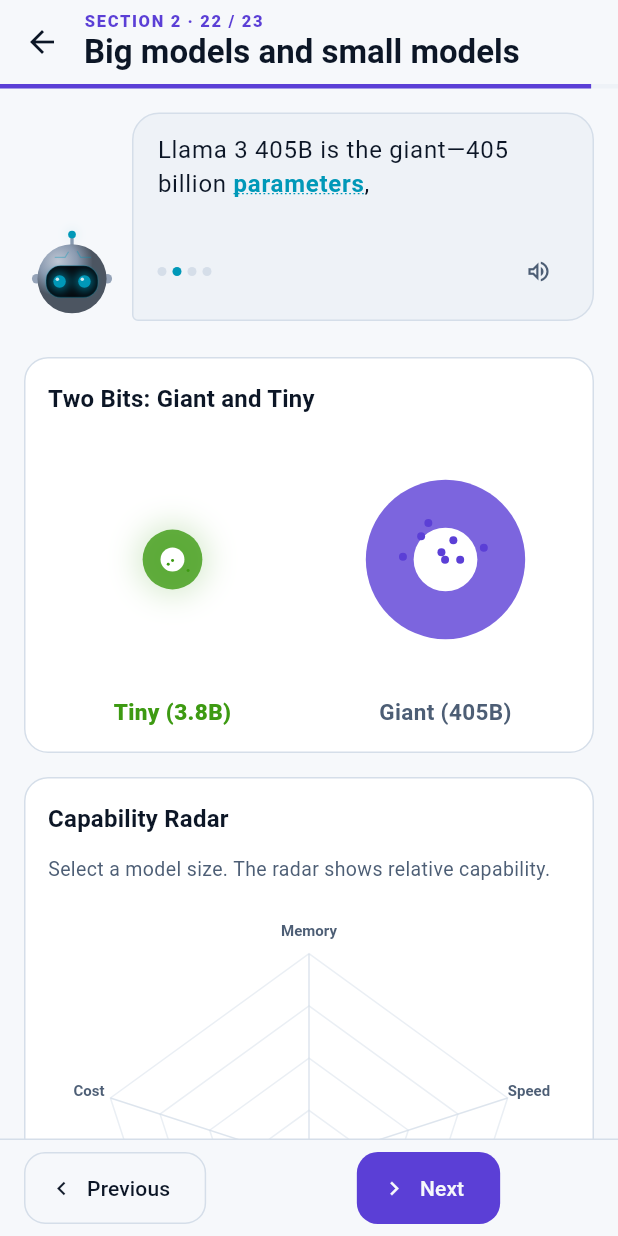
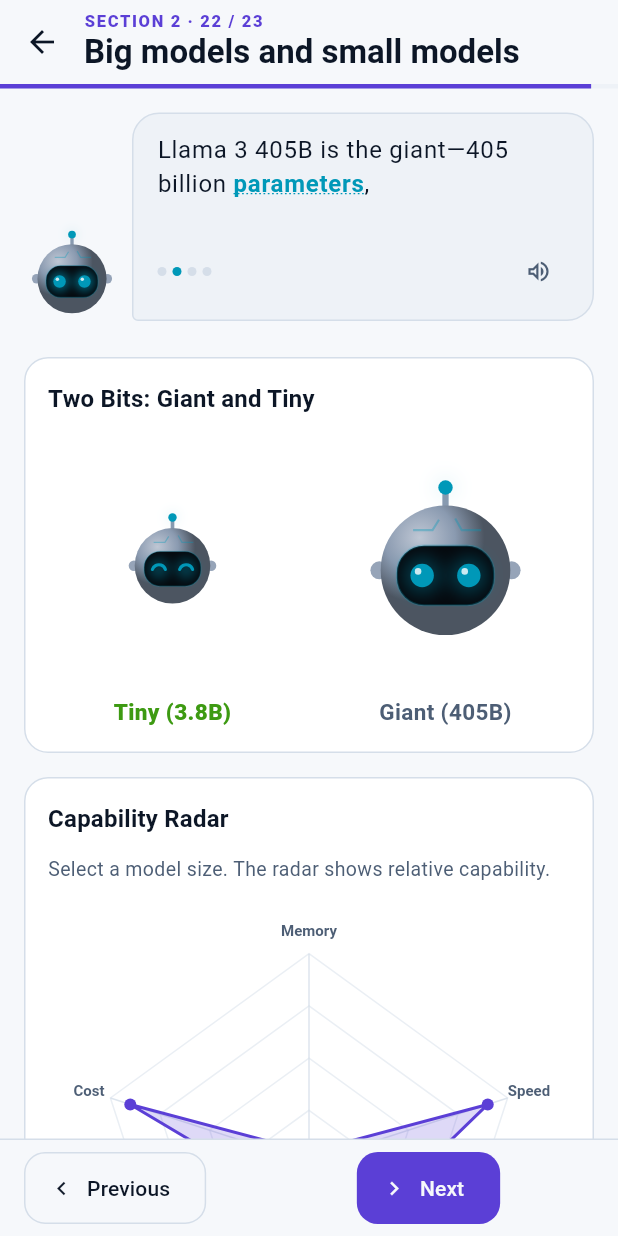
Before and after one commit to levoniust/inside-the-machine-mind, a Flutter app: the S2BigSmallScreen screen opened directly, after a tap on an icon or button, on a phone screen of 412 x 824 dp. Run offline on Flutter 3.47's test engine with Material 3 defaults, Android fonts, the phone set to English and light mode, and no system bars; our stand-ins replace flutter_tts, shared_preferences; accounts and stored records are empty.

Commit message:
s2_big_small: radar visible on load, real Bit avatars

```diff
--- a/lib/screens/s2/s2_big_small.dart
+++ b/lib/screens/s2/s2_big_small.dart
@@ -3,6 +3,7 @@
 import 'package:flutter/material.dart';
 
 import '../../app/theme.dart';
+import '../../widgets/bit.dart';
 import '../../widgets/components.dart';
 import '../../widgets/lesson_scaffold.dart';
 
@@ -29,6 +30,7 @@
   late final AnimationController _radarAnim = AnimationController(
     vsync: this,
     duration: const Duration(milliseconds: 400),
+    value: 1, // show the radar immediately (also when animations are off)
   );
 
   @override
@@ -214,12 +216,7 @@
       children: [
         AspectRatio(
           aspectRatio: 1.0,
-          child: Semantics(
-            label: 'Visual of a ${size < 0.5 ? 'tiny' : 'giant'} model',
-            child: CustomPaint(
-              painter: _ModelPainter(size: size, color: color, highlighted: isHighlighted, colors: c),
-            ),
-          ),
+          child: Center(child: BitAvatar(size: 40 + 100 * size, mood: isHighlighted ? BitMood.happy : BitMood.idle)),
         ),
         const SizedBox(height: Gap.s),
         Text(
@@ -233,51 +230,6 @@
       ],
     );
   }
-}
-
-class _ModelPainter extends CustomPainter {
-  _ModelPainter({required this.size, required this.color, required this.highlighted, required this.colors});
-  final double size;
-  final Color color;
-  final bool highlighted;
-  final AppColors colors;
-
-  @override
-  void paint(Canvas canvas, Size sz) {
-    final s = sz.shortestSide;
-    final center = Offset(sz.width / 2, sz.height / 2);
-    final r = s * 0.4 * size;
-
-    // Glow if highlighted
-    if (highlighted) {
-      canvas.drawCircle(
-        center,
-        r * 1.2,
-        Paint()
-          ..color = color.withValues(alpha: 0.2)
-          ..maskFilter = const MaskFilter.blur(BlurStyle.normal, 10),
-      );
-    }
-
-    // Body
-    canvas.drawCircle(center, r, Paint()..color = color.withValues(alpha: 0.8));
-
-    // Inner core
-    canvas.drawCircle(center, r * 0.4, Paint()..color = colors.surface);
-
-    // Neurons/Dots
-    final rnd = math.Random((size * 1000).toInt());
-    final dotCount = (size * 10).toInt().clamp(3, 20);
-    for (var i = 0; i < dotCount; i++) {
-      final angle = rnd.nextDouble() * math.pi * 2;
-      final dist = rnd.nextDouble() * r * 0.8;
-      final pos = center + Offset(math.cos(angle), math.sin(angle)) * dist;
-      canvas.drawCircle(pos, r * 0.05, Paint()..color = color);
-    }
-  }
-
-  @override
-  bool shouldRepaint(_ModelPainter old) => old.size != size || old.highlighted != highlighted || old.color != color;
 }
 
 class _RadarPainter extends CustomPainter {
```
